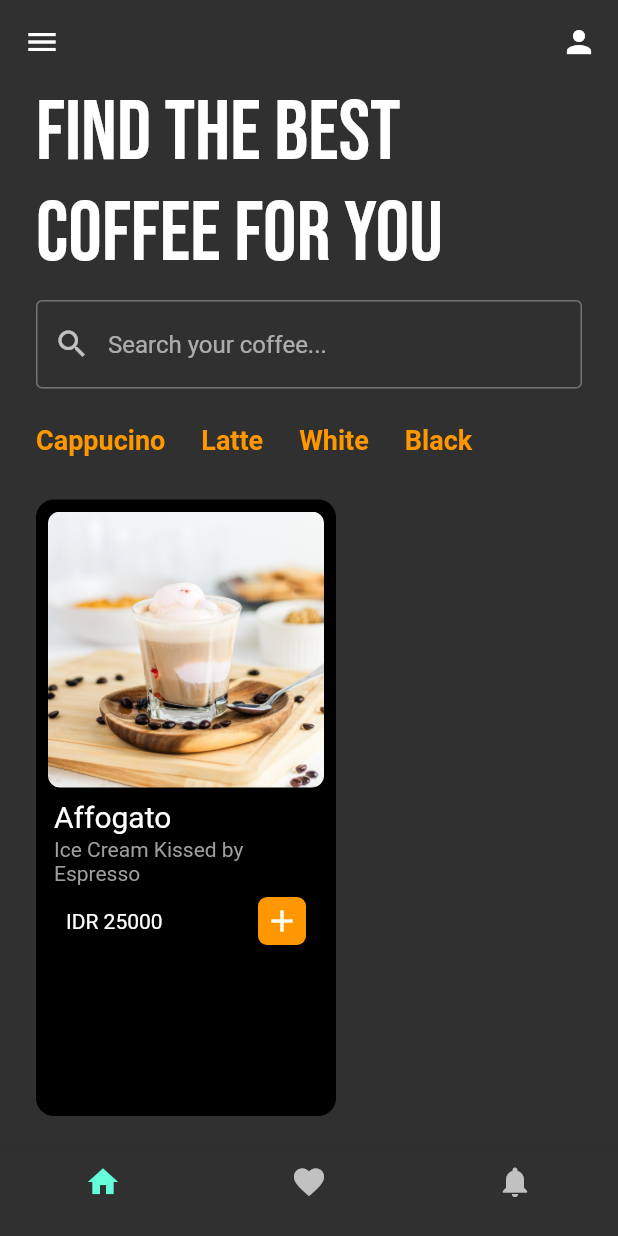
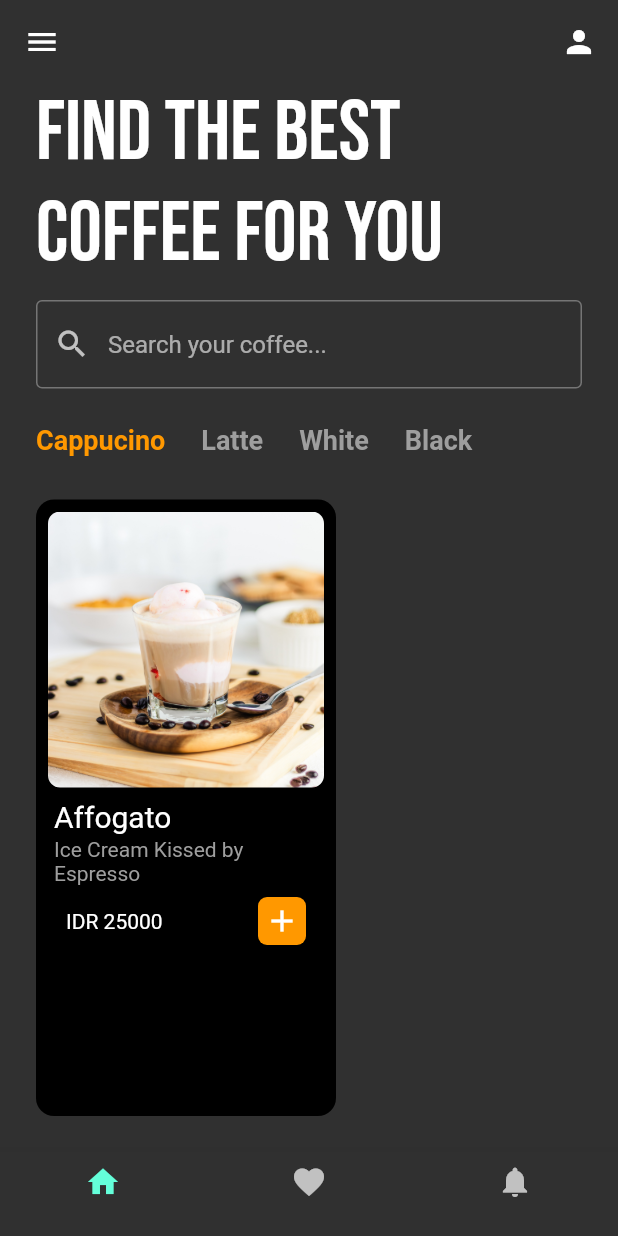
Before and after one commit to mmajapahitnw/dicoding-flutter-final-project, a Flutter app: the screen it shows after launch, on a phone screen of 412 x 824 dp. Run offline on Flutter 3.47's test engine with Material 2 defaults, Android fonts, the phone set to English and light mode, and no system bars.

Commit message:
Make the coffe type change color

```diff
--- a/cafe_app_ui/lib/components/coffee_type.dart
+++ b/cafe_app_ui/lib/components/coffee_type.dart
@@ -2,10 +2,12 @@ import 'package:flutter/material.dart';
 
 class CoffeeType extends StatelessWidget {
   final String name;
+  final bool isSelected;
 
   const CoffeeType({
     super.key,
     required this.name,
+    required this.isSelected,
   });
 
   @override
@@ -17,7 +19,7 @@ class CoffeeType extends StatelessWidget {
         style: TextStyle(
           fontSize: 18,
           fontWeight: FontWeight.bold,
-          color: Colors.orange,
+          color: isSelected ? Colors.orange : Colors.grey,
         ),
       ),
     );
--- a/cafe_app_ui/lib/pages/homepage.dart
+++ b/cafe_app_ui/lib/pages/homepage.dart
@@ -63,10 +63,10 @@ class _HomePageState extends State<HomePage> {
             child: ListView(
               scrollDirection: Axis.horizontal,
               children: [
-                CoffeeType(name: 'Cappucino'),
-                CoffeeType(name: 'Latte'),
-                CoffeeType(name: 'White'),
-                CoffeeType(name: 'Black'),
+                CoffeeType(name: 'Cappucino', isSelected: true,),
+                CoffeeType(name: 'Latte', isSelected: false,),
+                CoffeeType(name: 'White', isSelected: false,),
+                CoffeeType(name: 'Black', isSelected: false,),
               ],
             ),
           ),
```
